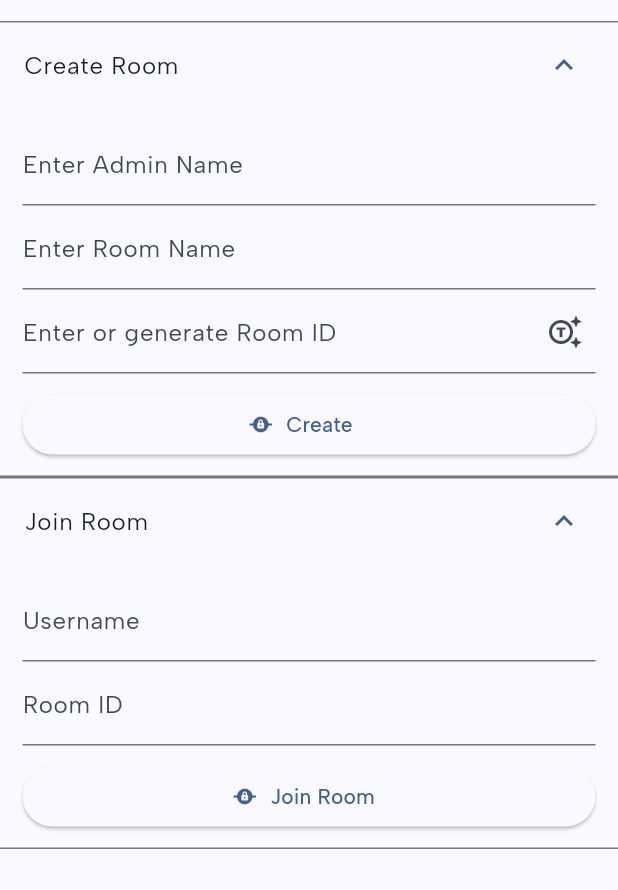
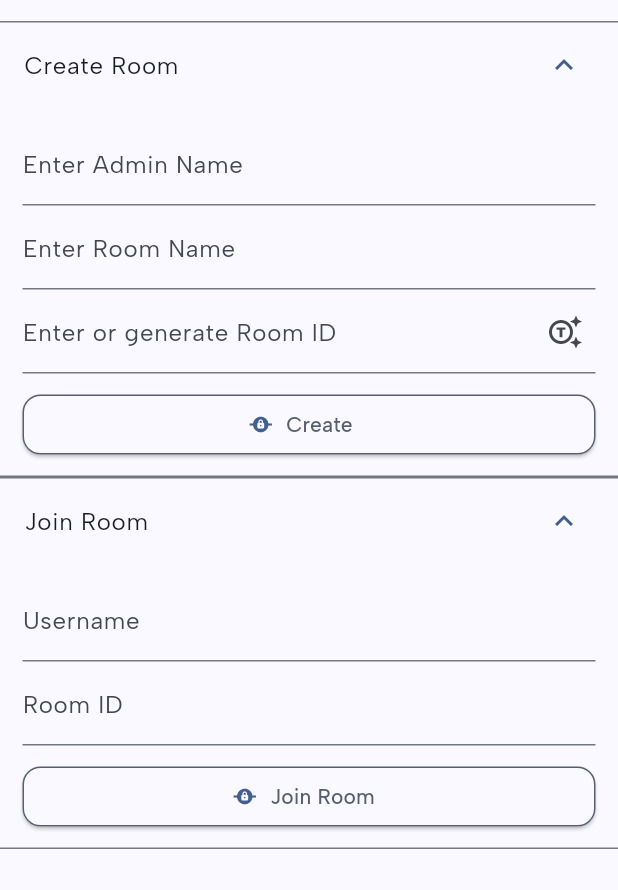
Before and after one commit to parbhat-cpp/partytube-app, a Flutter app: the screen it shows after launch, after a tap on "Join Room", on a phone screen of 412 x 824 dp, the part 63-953 px from its top. Run offline on Flutter 3.47's test engine with Material 3 defaults, Android fonts, the phone set to English and light mode, and no system bars; our stand-ins replace bloc, cached_network_image, flutter_bloc, flutter_dotenv, google_fonts, loading_animation_widget and 3 more; accounts and stored records are empty; network calls fail.

Commit message:
style change

```diff
--- a/lib/widgets/create_room.dart
+++ b/lib/widgets/create_room.dart
@@ -66,6 +66,14 @@ class _CreateRoomState extends State<CreateRoom> {
                     height: 10,
                   ),
                   ElevatedButton.icon(
+                    style: ElevatedButton.styleFrom(
+                      shape: RoundedRectangleBorder(
+                        side: BorderSide(
+                            color: Theme.of(context).colorScheme.secondary,
+                            width: 1),
+                        borderRadius: BorderRadius.circular(12),
+                      ),
+                    ),
                     onPressed: () {
                       Share.share(roomId.text,
                           subject:
@@ -78,6 +86,14 @@ class _CreateRoomState extends State<CreateRoom> {
                     height: 10,
                   ),
                   ElevatedButton.icon(
+                    style: ElevatedButton.styleFrom(
+                      shape: RoundedRectangleBorder(
+                        side: BorderSide(
+                            color: Theme.of(context).colorScheme.secondary,
+                            width: 1),
+                        borderRadius: BorderRadius.circular(12),
+                      ),
+                    ),
                     onPressed: handleCreateAndJoinRoom,
                     label: const Text('Create Room & Join'),
                     icon: const Icon(Icons.private_connectivity),
@@ -188,9 +204,18 @@ class _CreateRoomState extends State<CreateRoom> {
           SizedBox(
             width: MediaQuery.of(context).size.width - 30,
             child: ElevatedButton.icon(
+              style: ElevatedButton.styleFrom(
+                shape: RoundedRectangleBorder(
+                  side: BorderSide(
+                      color: Theme.of(context).colorScheme.secondary, width: 1),
+                  borderRadius: BorderRadius.circular(12),
+                ),
+              ),
               onPressed: () => handleJoinRoom(context),
               label: Text(
                 'Create ${roomName.text}',
+                style:
+                    TextStyle(color: Theme.of(context).colorScheme.secondary),
               ),
               icon: const Icon(
                 Icons.private_connectivity,
--- a/lib/widgets/join_room.dart
+++ b/lib/widgets/join_room.dart
@@ -98,9 +98,18 @@ class _JoinRoomState extends State<JoinRoom> {
           SizedBox(
             width: MediaQuery.of(context).size.width - 30,
             child: ElevatedButton.icon(
+              style: ElevatedButton.styleFrom(
+                shape: RoundedRectangleBorder(
+                  side: BorderSide(
+                      color: Theme.of(context).colorScheme.secondary, width: 1),
+                  borderRadius: BorderRadius.circular(12),
+                ),
+              ),
               onPressed: handleJoinRoom,
-              label: const Text(
+              label: Text(
                 'Join Room',
+                style:
+                    TextStyle(color: Theme.of(context).colorScheme.secondary),
               ),
               icon: const Icon(
                 Icons.private_connectivity,
```
Lines whose indentation alone changed are shown as unchanged.
